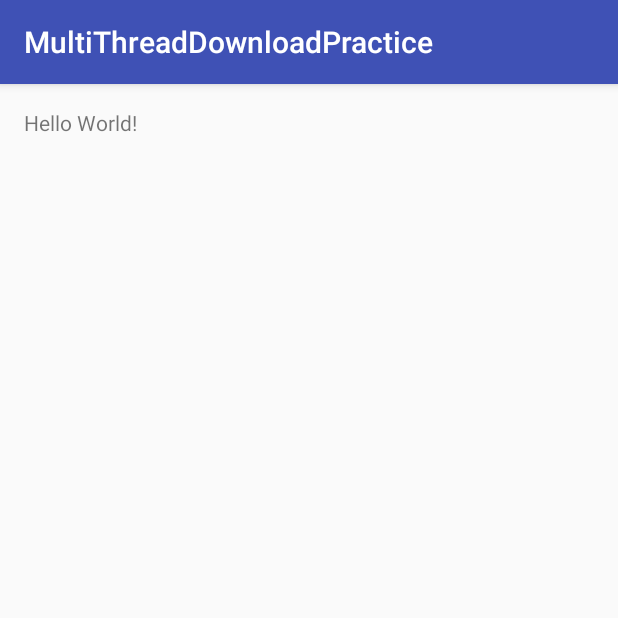
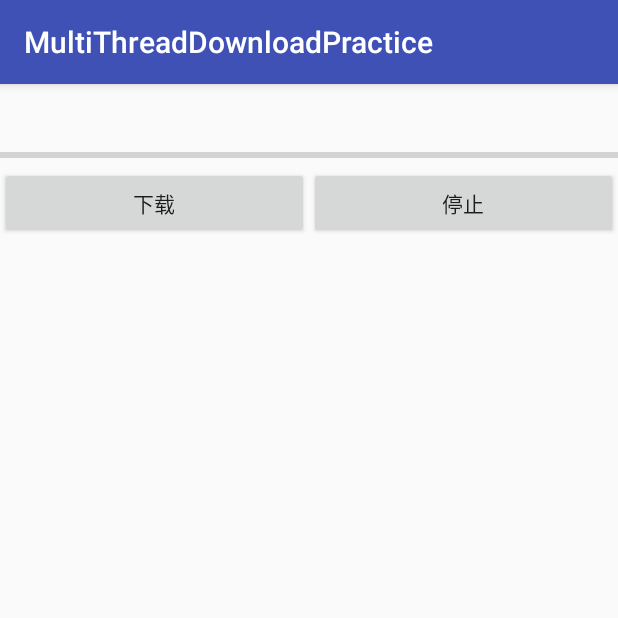
Before and after one commit to SehnWang/MultiThreadDownloadPractice, an Android app: the screen it shows after launch (MainActivity), on a phone screen of 412 x 824 dp, the top half of it. Run offline under Robolectric (Android 15) with nearby library versions, the phone set to English and light mode, and no system bars.

Commit message:
some modify

```diff
--- a/app/src/main/AndroidManifest.xml
+++ b/app/src/main/AndroidManifest.xml
@@ -15,6 +15,11 @@
                 <category android:name="android.intent.category.LAUNCHER" />
             </intent-filter>
         </activity>
+
+        <service
+            android:name=".service.DownloadService"
+            android:enabled="true"
+            android:exported="true"></service>
     </application>
 
 </manifest>
--- a/app/src/main/java/com/xhao/download/MainActivity.java
+++ b/app/src/main/java/com/xhao/download/MainActivity.java
@@ -2,12 +2,55 @@ package com.xhao.download;
 
 import android.support.v7.app.AppCompatActivity;
 import android.os.Bundle;
+import android.view.View;
+import android.widget.Button;
+import android.widget.ProgressBar;
+import android.widget.TextView;
 
-public class MainActivity extends AppCompatActivity {
+import com.xhao.download.entity.FileInfo;
 
+public class MainActivity extends AppCompatActivity implements View.OnClickListener {
+    private TextView fileNameText;
+    private Button buttonStart;
+    private Button buttonStop;
+
+    private ProgressBar mProgressBar;
+
+    private FileInfo fileInfo;
     @Override
     protected void onCreate(Bundle savedInstanceState) {
         super.onCreate(savedInstanceState);
         setContentView(R.layout.activity_main);
+
+        init();
+        initView();
+
+    }
+
+    private void init() {
+        //初始化创建一个文件
+        fileInfo = new FileInfo(0, "", "", 0, 0);
+    }
+
+    private void initView() {
+        fileNameText = (TextView) findViewById(R.id.file_name);
+        fileNameText.setText(fileInfo.getFileName());
+        buttonStart = (Button) findViewById(R.id.button_start);
+        buttonStart.setOnClickListener(this);
+        buttonStop = (Button) findViewById(R.id.button_stop);
+        buttonStop.setOnClickListener(this);
+    }
+
+    @Override
+    public void onClick(View v) {
+        switch (v.getId()){
+            case R.id.button_start://开始下载
+
+                break;
+            case R.id.button_stop://停止下载
+
+                break;
+
+        }
     }
 }
--- /dev/null
+++ b/app/src/main/java/com/xhao/download/entity/FileInfo.java
@@ -0,0 +1,67 @@
+package com.xhao.download.entity;
+
+import java.io.Serializable;
+
+/**
+ * 下载文件信息类
+ * Created by doco on 2016/6/24.
+ */
+public class FileInfo implements Serializable{
+    private int id;
+    private String fileName;
+    private String url;
+    private int fileSize;
+    private int progressed;
+
+    public FileInfo(int id, String fileName, String url, int fileSize, int progressed) {
+        this.id = id;
+        this.fileName = fileName;
+        this.url = url;
+        this.fileSize = fileSize;
+        this.progressed = progressed;
+    }
+
+    public String getFileName() {
+        return fileName;
+    }
+
+    public void setFileName(String fileName) {
+        this.fileName = fileName;
+    }
+
+    public String getUrl() {
+        return url;
+    }
+
+    public void setUrl(String url) {
+        this.url = url;
+    }
+
+    public int getFileSize() {
+        return fileSize;
+    }
+
+    public void setFileSize(int fileSize) {
+        this.fileSize = fileSize;
+    }
+
+    public int getProgressed() {
+        return progressed;
+    }
+
+    public void setProgressed(int progressed) {
+        this.progressed = progressed;
+    }
+
+
+    @Override
+    public String toString() {
+        return "FileInfo{" +
+                "id=" + id +
+                ", fileName='" + fileName + '\'' +
+                ", url='" + url + '\'' +
+                ", fileSize=" + fileSize +
+                ", progressed=" + progressed +
+                '}';
+    }
+}
--- a/app/src/main/res/layout/activity_main.xml
+++ b/app/src/main/res/layout/activity_main.xml
@@ -1,16 +1,42 @@
 <?xml version="1.0" encoding="utf-8"?>
-<RelativeLayout xmlns:android="http://schemas.android.com/apk/res/android"
+<LinearLayout xmlns:android="http://schemas.android.com/apk/res/android"
     xmlns:tools="http://schemas.android.com/tools"
     android:layout_width="match_parent"
     android:layout_height="match_parent"
-    android:paddingBottom="@dimen/activity_vertical_margin"
-    android:paddingLeft="@dimen/activity_horizontal_margin"
-    android:paddingRight="@dimen/activity_horizontal_margin"
-    android:paddingTop="@dimen/activity_vertical_margin"
+    android:orientation="vertical"
     tools:context="com.xhao.download.MainActivity">
 
     <TextView
+        android:id="@+id/file_name"
         android:layout_width="wrap_content"
+        android:layout_height="wrap_content" />
+
+    <ProgressBar
+        android:id="@+id/progressBar"
+        style="?android:attr/progressBarStyleHorizontal"
+        android:layout_width="match_parent"
         android:layout_height="wrap_content"
-        android:text="Hello World!" />
-</RelativeLayout>
+        android:layout_marginTop="20dp" />
+
+    <LinearLayout
+        android:layout_width="match_parent"
+        android:layout_height="wrap_content"
+        android:orientation="horizontal">
+
+        <Button
+            android:id="@+id/button_start"
+            android:layout_width="0dp"
+            android:layout_height="wrap_content"
+            android:layout_weight="1"
+            android:text="下载"/>
+
+        <Button
+            android:id="@+id/button_stop"
+            android:layout_width="0dp"
+            android:layout_height="wrap_content"
+            android:layout_weight="1"
+            android:text="停止"/>
+    </LinearLayout>
+
+
+</LinearLayout>
```
Also changed, not shown: app/src/main/java/com/xhao/download/entity/ThreadInfo.java (added, +71 -0 lines), app/src/main/java/com/xhao/download/service/DownloadService.java (added, +77 -0 lines).
